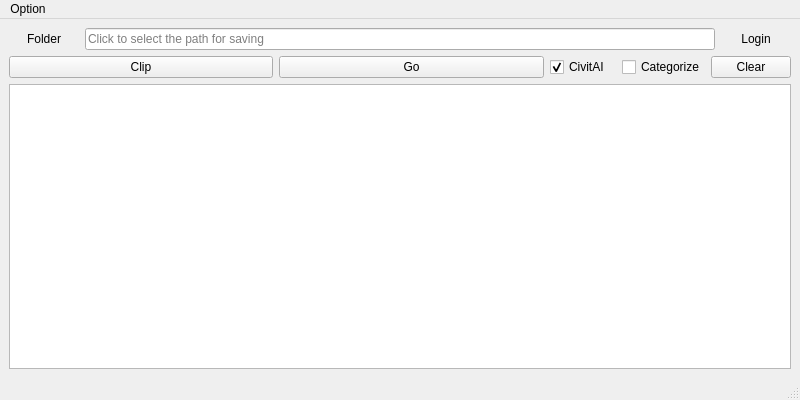
This is bringmeimage/BringMeImage_UI.ui in ChrisYangTW/BringMeImage as Qt 5 draws it before an edit. The edited form follows.
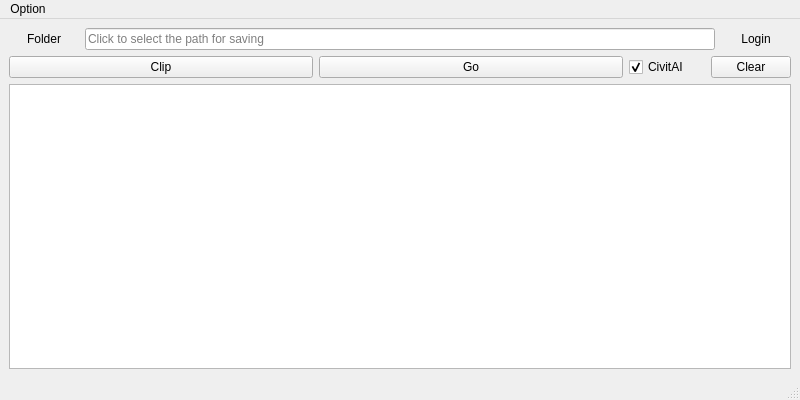
This is the edited form.

What changed in the file:
```diff
--- a/bringmeimage/BringMeImage_UI.ui
+++ b/bringmeimage/BringMeImage_UI.ui
@@ -68,7 +68,7 @@
      </layout>
     </item>
     <item>
-     <layout class="QHBoxLayout" name="horizontalLayout_2" stretch="4,4,1,1,1">
+     <layout class="QHBoxLayout" name="horizontalLayout_2" stretch="4,4,1,1">
       <item>
        <widget class="QPushButton" name="clip_push_button">
         <property name="toolTip">
@@ -102,19 +102,6 @@
         </property>
        </widget>
       </item>
-      <item>
-       <widget class="QCheckBox" name="categorize_check_box">
-        <property name="toolTip">
-         <string>Automatically categorizing the path for storing images (with &quot;CivitAI&quot; checkbox selected)</string>
-        </property>
-        <property name="text">
-         <string>Categorize</string>
-        </property>
-        <property name="checked">
-         <bool>false</bool>
-        </property>
-       </widget>
-      </item>
       <item>
        <widget class="QPushButton" name="clear_push_button">
         <property name="toolTip">
```
Left out of the diff: 4 changed lines with no effect on the pictures.
